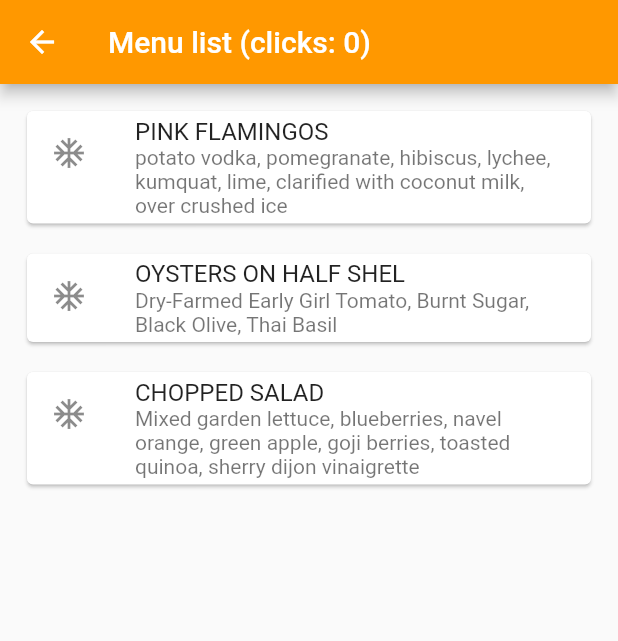
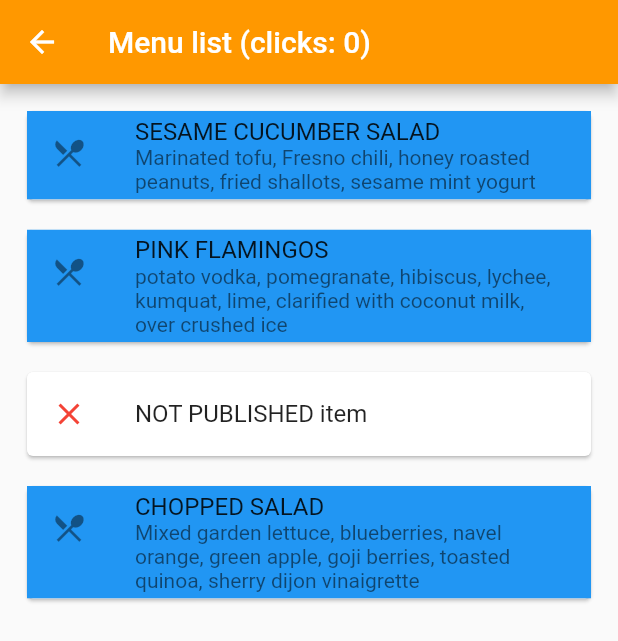
Before and after one commit to mobayen/yumbrella, a Flutter app: the MenuListPage screen opened directly, on a phone screen of 412 x 824 dp. Shown: the top 641 px of the screen. Run offline on Flutter 3.47's test engine with Material 2 defaults, Android fonts, the phone set to English and light mode, and no system bars; our stand-ins replace get.

Commit message:
move the source to the controller

```diff
--- a/lib/components/menus/menu_item_brief.dart
+++ b/lib/components/menus/menu_item_brief.dart
@@ -14,9 +14,10 @@ class MenuItemBrief extends StatelessWidget {
     return Card(
       margin: const EdgeInsets.all(10),
       child: ListTile(
-        leading: const Icon(Icons.ac_unit),
+        leading: const Icon(Icons.restaurant_menu),
         title: Text(theMenu.title),
         subtitle: Text(theMenu.ingredients),
+        tileColor: theMenu.isUpdated ? Colors.red : Colors.blue,
       ),
     );
   }
--- /dev/null
+++ b/lib/components/menus/not_published_menu.dart
@@ -0,0 +1,21 @@
+import 'package:flutter/material.dart';
+
+class NotPublishedMenu extends StatelessWidget {
+  const NotPublishedMenu({
+    Key? key,
+  }) : super(key: key);
+
+  @override
+  Widget build(BuildContext context) {
+    return const Card(
+      margin: EdgeInsets.all(10),
+      child: ListTile(
+        leading: Icon(
+          Icons.close,
+          color: Colors.red,
+        ),
+        title: Text('NOT PUBLISHED item'),
+      ),
+    );
+  }
+}
--- a/lib/home.dart
+++ b/lib/home.dart
@@ -25,11 +25,15 @@ class Home extends StatelessWidget {
         crossAxisAlignment: CrossAxisAlignment.stretch,
         children: [
           ElevatedButton(
-            child: const Text("Go to Menu page"),
+            child: const Text("a published Menu page"),
             onPressed: () => Get.to(MenuPage()),
           ),
           ElevatedButton(
-            child: const Text("Go to Menu list page"),
+            child: const Text("updates a menu item"),
+            onPressed: () => {menus.updateMenu(1)},
+          ),
+          ElevatedButton(
+            child: const Text("ALL Menu items"),
             onPressed: () => Get.to(MenuListPage()),
           ),
         ],
--- a/lib/menu_controller.dart
+++ b/lib/menu_controller.dart
@@ -1,7 +1,79 @@
 // import 'package:flutter/material.dart';
 import 'package:get/get.dart';
+import 'package:yumbrella/models/menu.dart';
 
 class MenuController extends GetxController {
   var count = 0.obs;
   increment() => count++;
+
+  final List<Menu> _theMenus = [
+    Menu(
+      'Sesame Cucumber Salad',
+      ingredients:
+          'Marinated tofu, Fresno chili, honey roasted peanuts, fried shallots, sesame mint yogurt',
+      description:
+          "Lorem ipsum dolor, sit amet consectetur adipisicing elit. Ipsum odit, officia aliquam a culpa repellat nostrum tempore delectus quos architecto dolores, non debitis illum? Id ducimus voluptatum quos aspernatur mollitia.\nLorem ipsum dolor, sit amet consectetur adipisicing elit. Ipsum odit, officia aliquam a culpa repellat nostrum tempore delectus quos architecto dolores, non debitis illum? Id ducimus voluptatum quos aspernatur mollitia.",
+      price: 13.456,
+      isPublic: true,
+    ),
+    Menu(
+      'Pink Flamingos',
+      ingredients:
+          'potato vodka, pomegranate, hibiscus, lychee, kumquat, lime, clarified with coconut milk, over crushed ice',
+      description:
+          "Lorem ipsum dolor, sit amet consectetur adipisicing elit. Ipsum odit, officia aliquam a culpa repellat nostrum tempore delectus quos architecto dolores, non debitis illum? Id ducimus voluptatum quos aspernatur mollitia.\nLorem ipsum dolor, sit amet consectetur adipisicing elit. Ipsum odit, officia aliquam a culpa repellat nostrum tempore delectus quos architecto dolores, non debitis illum? Id ducimus voluptatum quos aspernatur mollitia.",
+      price: 8.1234,
+      isPublic: true,
+    ),
+    Menu(
+      'Oysters on half shel',
+      ingredients:
+          'Dry-Farmed Early Girl Tomato, Burnt Sugar, Black Olive, Thai Basil',
+      description:
+          "QVEVRI AGED ROSÉ Johannes Zillinger \"Numen Rosé\"Niederösterreich, AUT 2018, Sankt Laurent",
+      price: 29.9876,
+      isPublic: true,
+    ),
+    Menu(
+      'Chopped Salad',
+      ingredients:
+          'Mixed garden lettuce, blueberries, navel orange, green apple, goji berries, toasted quinoa, sherry dijon vinaigrette',
+      description: "",
+      price: 12.00,
+      isPublic: true,
+    ),
+  ];
+
+  void add() {
+    // add a new menu
+  }
+
+  Menu find(id) {
+    // pull a menu item from a source (array, DB, API, ...)
+
+    // create a Menu object
+
+    return _theMenus[id];
+  }
+
+  List<Menu> all() {
+    // to test if the method works
+    _theMenus[2].unPpublish();
+
+    print(_theMenus);
+
+    return _theMenus;
+  }
+
+  void updateMenu(id) {
+    // find the menu
+    Menu myMenu = _theMenus[id];
+
+    // TODO: decide if the user can update the menu item?!
+
+    myMenu.title = 'XXX an updated title XXX';
+
+    // TODO: and then the model saves the new values into the DB
+    // myMenu.save();
+  }
 }
--- a/lib/menu_list_page.dart
+++ b/lib/menu_list_page.dart
@@ -1,43 +1,24 @@
 import 'package:flutter/material.dart';
 import 'package:get/get.dart';
 import 'package:yumbrella/components/menus/menu_item_brief.dart';
+import 'package:yumbrella/components/menus/not_published_menu.dart';
 import 'package:yumbrella/menu_controller.dart';
 import 'package:yumbrella/models/menu.dart';
 
 class MenuListPage extends StatelessWidget {
-  MenuListPage({Key? key}) : super(key: key);
+  MenuListPage({
+    Key? key,
+    this.published = true,
+  }) : super(key: key);
+
+  final bool published;
 
   // You can ask Get to find a Controller that is being used by another page and redirect you to it.
   final MenuController menus = Get.find();
 
-  final List<Menu> theMenus = [
-    Menu(
-      'Pink Flamingos',
-      ingredients:
-          'potato vodka, pomegranate, hibiscus, lychee, kumquat, lime, clarified with coconut milk, over crushed ice',
-      description:
-          "Lorem ipsum dolor, sit amet consectetur adipisicing elit. Ipsum odit, officia aliquam a culpa repellat nostrum tempore delectus quos architecto dolores, non debitis illum? Id ducimus voluptatum quos aspernatur mollitia.\nLorem ipsum dolor, sit amet consectetur adipisicing elit. Ipsum odit, officia aliquam a culpa repellat nostrum tempore delectus quos architecto dolores, non debitis illum? Id ducimus voluptatum quos aspernatur mollitia.",
-      price: 8.1234,
-    ),
-    Menu(
-      'Oysters on half shel',
-      ingredients:
-          'Dry-Farmed Early Girl Tomato, Burnt Sugar, Black Olive, Thai Basil',
-      description:
-          "QVEVRI AGED ROSÉ Johannes Zillinger \"Numen Rosé\"Niederösterreich, AUT 2018, Sankt Laurent",
-      price: 29.9876,
-    ),
-    Menu(
-      'Chopped Salad',
-      ingredients:
-          'Mixed garden lettuce, blueberries, navel orange, green apple, goji berries, toasted quinoa, sherry dijon vinaigrette',
-      description: "",
-      price: 12.00,
-    ),
-  ];
-
   @override
   Widget build(BuildContext context) {
+    List<Menu> allMenus = menus.all();
     // Access the updated count variable
     return Scaffold(
       appBar: AppBar(
@@ -46,9 +27,15 @@ class MenuListPage extends StatelessWidget {
       ),
       body: ListView.builder(
         padding: const EdgeInsets.all(8),
-        itemCount: theMenus.length,
+        itemCount: allMenus.length,
         itemBuilder: (BuildContext context, int index) {
-          return MenuItemBrief(theMenu: theMenus[index]);
+          Menu aMenu = allMenus[index];
+          // if (menus.theMenus[index].isPublic) {
+          if (aMenu.isPublic) {
+            return MenuItemBrief(theMenu: aMenu);
+          } else {
+            return const NotPublishedMenu();
+          }
         },
       ),
     );
--- a/lib/menu_page.dart
+++ b/lib/menu_page.dart
@@ -10,17 +10,10 @@ class MenuPage extends StatelessWidget {
   // You can ask Get to find a Controller that is being used by another page and redirect you to it.
   final MenuController menus = Get.find();
 
-  Menu theMenu = Menu(
-    'Pink Flamingos',
-    ingredients:
-        'potato vodka, pomegranate, hibiscus, lychee, kumquat, lime, clarified with coconut milk, over crushed ice',
-    description:
-        "Lorem ipsum dolor, sit amet consectetur adipisicing elit. Ipsum odit, officia aliquam a culpa repellat nostrum tempore delectus quos architecto dolores, non debitis illum? Id ducimus voluptatum quos aspernatur mollitia.\nLorem ipsum dolor, sit amet consectetur adipisicing elit. Ipsum odit, officia aliquam a culpa repellat nostrum tempore delectus quos architecto dolores, non debitis illum? Id ducimus voluptatum quos aspernatur mollitia.",
-    price: 8.1234,
-  );
-
   @override
   Widget build(BuildContext context) {
+    Menu theMenu = menus.find(1);
+
     // Access the updated count variable
     return Scaffold(
       appBar: AppBar(
--- a/lib/models/menu.dart
+++ b/lib/models/menu.dart
@@ -1,4 +1,6 @@
 class Menu {
+  bool? _isPublic;
+  bool? _isUpdated;
   String _title = '';
   double? _price;
   String? _ingredients;
@@ -6,6 +8,7 @@ class Menu {
 
   Menu(
     String title, {
+    bool? isPublic,
     String? ingredients,
     double? price,
     String? description,
@@ -14,10 +17,24 @@ class Menu {
     _price = price;
     _ingredients = ingredients;
     _description = description;
+    _isPublic = isPublic;
+
+    // the default is false
+    _isUpdated = false;
   }
 
   String get title {
     return _title.toUpperCase();
+  }
+
+  set title(String newTitle) {
+    print(_title);
+    print(newTitle);
+
+    // mark the menu item as updated
+    _isUpdated = true;
+
+    _title = newTitle;
   }
 
   String get priceFormatted {
@@ -39,6 +56,14 @@ class Menu {
     return _description ?? '';
   }
 
+  bool get isPublic {
+    return _isPublic ?? false;
+  }
+
+  bool get isUpdated {
+    return _isUpdated ?? false;
+  }
+
   bool get isFree {
     bool isFree = false;
 
@@ -52,4 +77,9 @@ class Menu {
 
     return isFree;
   }
+
+  /// make the menu open to public visitors
+  void unPpublish() {
+    _isPublic = false;
+  }
 }
```
